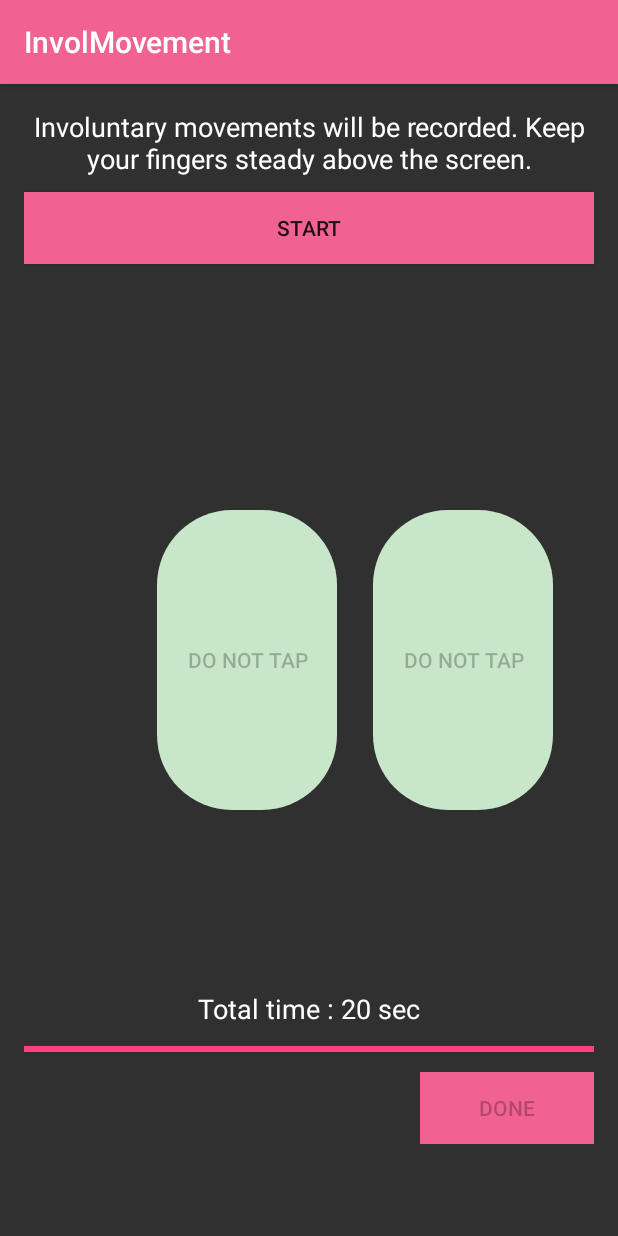
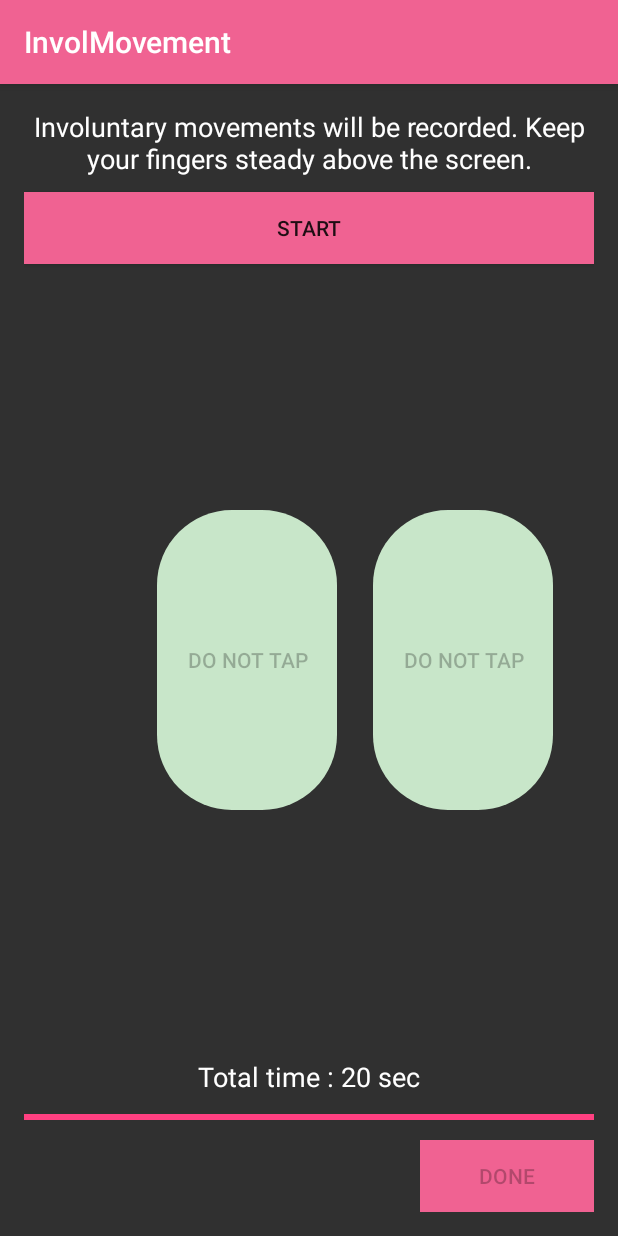
Before and after one commit to abdu355/ParkNosis, an Android app: the InvolMovement screen opened directly, with no data from a screen before it, on a phone screen of 412 x 824 dp. Run offline under Robolectric (Android 15) with nearby library versions, the light colour scheme and no system bars.

Commit message:
1.nextnextV

```diff
--- a/app/src/main/res/layout/content_invol_movement.xml
+++ b/app/src/main/res/layout/content_invol_movement.xml
@@ -67,7 +67,8 @@
         android:id="@+id/right_indic"
         android:textColor="#ffffff"
         android:layout_above="@+id/rfinger_invol"
-        android:layout_alignEnd="@+id/rfinger_invol" />
+        android:layout_alignEnd="@+id/rfinger_invol"
+        android:layout_marginBottom="-245dp" />
 
     <TextView
         android:layout_width="50dp"
@@ -76,7 +77,8 @@
         android:id="@+id/left_indic"
         android:textColor="#ffffff"
         android:layout_above="@+id/lfinger_invol"
-        android:layout_alignStart="@+id/lfinger_invol" />
+        android:layout_alignStart="@+id/lfinger_invol"
+        android:layout_marginBottom="-245dp" />
 
     <Button
         style="?android:attr/buttonStyleSmall"
@@ -84,7 +86,6 @@
         android:layout_height="wrap_content"
         android:text="Done"
         android:id="@+id/btn_finish_involtap"
-        android:layout_marginBottom="45dp"
         android:enabled="false"
         android:layout_alignParentBottom="true"
         android:layout_alignParentEnd="true"
```
Also changed, not shown: 1 other file.
